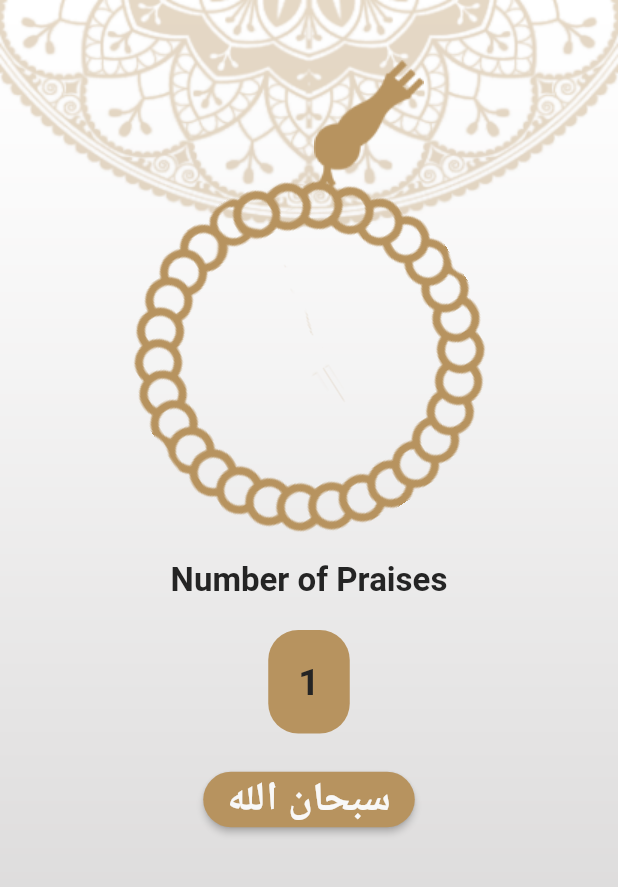
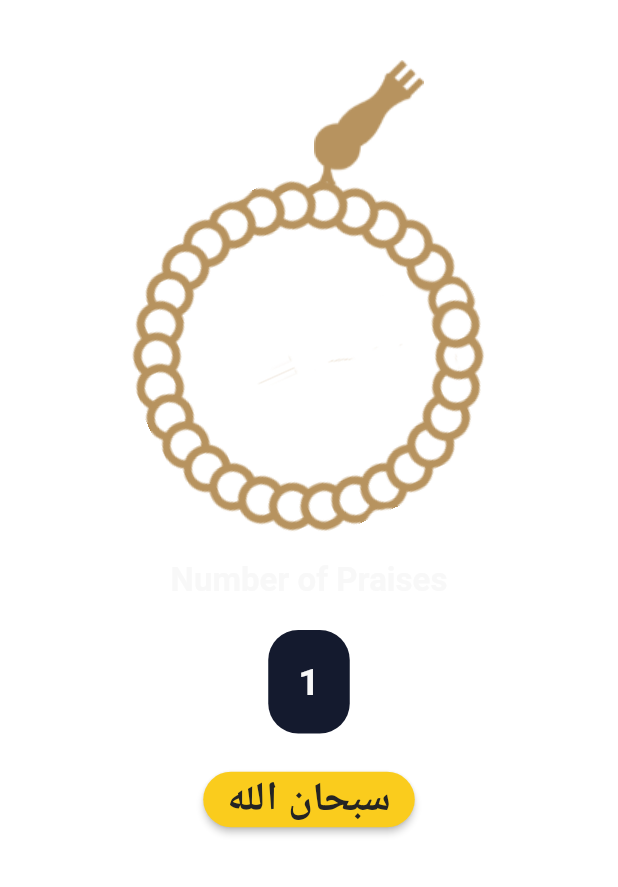
Before and after one commit to melsayed7/islami_app, a Flutter app: the SebahScreen screen opened directly, after a tap on "سبحان الله", on a phone screen of 412 x 824 dp. Shown: the top 887 px of the screen. Run offline on Flutter 3.47's test engine with Material 2 defaults, Android fonts, the phone set to English and light mode, and no system bars.

Commit message:
edit function counter in sebah screen

```diff
--- a/lib/home_screen/home_screen.dart
+++ b/lib/home_screen/home_screen.dart
@@ -27,7 +27,8 @@ class _HomeScreenState extends State<HomeScreen> {
     return Stack(
       children: [
         Image.asset(
-          'assets/images/background_image.png',
+          //'assets/images/background_image.png',
+          'assets/images/background_image_night.png',
           width: double.infinity,
           height: double.infinity,
           fit: BoxFit.fill,
@@ -40,7 +41,8 @@ class _HomeScreenState extends State<HomeScreen> {
             ),
           ),
           bottomNavigationBar: Theme(
-            data: Theme.of(context).copyWith(canvasColor: MyTheme.goldColor),
+            data:
+                Theme.of(context).copyWith(canvasColor: MyTheme.bgNavBarColor),
             child: BottomNavigationBar(
               currentIndex: currentIndex,
               onTap: (index) {
--- a/lib/home_screen/quran/surah_name_details.dart
+++ b/lib/home_screen/quran/surah_name_details.dart
@@ -10,7 +10,8 @@ class SurahNameDetails extends StatelessWidget {
         ModalRoute.of(context)?.settings.arguments as SurahNameDetailsArgs;
     return Stack(children: [
       Image.asset(
-        'assets/images/background_image.png',
+        'assets/images/background_image_night.png',
+        // 'assets/images/background_image.png',
         width: double.infinity,
         height: double.infinity,
         fit: BoxFit.fill,
--- a/lib/home_screen/sebah/sebah.dart
+++ b/lib/home_screen/sebah/sebah.dart
@@ -22,14 +22,7 @@ class _SebahScreenState extends State<SebahScreen> {
 
   @override
   Widget build(BuildContext context) {
-    return Stack(children: [
-      Image.asset(
-        'assets/images/background_image.png',
-        width: double.infinity,
-        height: double.infinity,
-        fit: BoxFit.fill,
-      ),
-      Scaffold(
+    return Scaffold(
       body: Column(
         children: [
           Stack(
@@ -54,8 +47,9 @@ class _SebahScreenState extends State<SebahScreen> {
           ),
           Text(
             'Number of Praises',
-              style:
-                  Theme.of(context).textTheme.headline2?.copyWith(fontSize: 22),
+            style: Theme.of(context).textTheme.headline2?.copyWith(
+                  fontSize: 22,
+                ),
           ),
           const SizedBox(
             height: 10,
@@ -64,7 +58,9 @@ class _SebahScreenState extends State<SebahScreen> {
             padding: const EdgeInsets.all(20),
             margin: const EdgeInsets.symmetric(vertical: 10),
             decoration: BoxDecoration(
-                  color: const Color(0xffB7935F),
+                //141A2E
+                //B7935F
+                color: const Color(0xff141A2E),
                 borderRadius: BorderRadius.circular(20)),
             child: Text('$counter',
                 style: Theme.of(context)
@@ -78,13 +74,14 @@ class _SebahScreenState extends State<SebahScreen> {
           ElevatedButton(
             onPressed: () {
               setState(() {
-                  angle += 12;
                 increaseCounter();
               });
             },
             style: ButtonStyle(
                 backgroundColor:
-                      MaterialStateProperty.all(const Color(0xffB7935F)),
+                    //Color(0xffB7935F)
+                    //Color(0xffFACC1D)
+                    MaterialStateProperty.all(const Color(0xffFACC1D)),
                 shape: MaterialStateProperty.all(RoundedRectangleBorder(
                   borderRadius: BorderRadius.circular(20),
                 ))),
@@ -92,29 +89,23 @@ class _SebahScreenState extends State<SebahScreen> {
                 style: Theme.of(context)
                     .textTheme
                     .headline2
-                      ?.copyWith(color: MyTheme.whiteColor, fontSize: 27)),
+                    ?.copyWith(color: MyTheme.blackColor, fontSize: 27)),
           ),
         ],
       ),
-      )
-    ]);
+    );
   }
 
   increaseCounter() {
-    if (counter < 32) {
     counter++;
-    } else {
-      counter = 0;
-      increaseTasbehat();
+    if (counter % 33 == 0) {
+      if (index == tasbeehat.length - 1) {
+        index = -1;
+      }
+      index++;
+    }
+    setState(() {
+      angle += 20;
+    });
   }
 }
-
-  increaseTasbehat() {
-    if (index < 5) {
-      index++;
-    }
-    if (index == 5) {
-      index = 0;
-    }
-  }
-}
--- a/lib/main.dart
+++ b/lib/main.dart
@@ -18,8 +18,8 @@ class MyApp extends StatelessWidget {
         HomeScreen.routeName: (context) => HomeScreen(),
         SurahNameDetails.routeName: (context) => SurahNameDetails(),
       },
-      theme: MyTheme.lightTheme,
-      darkTheme: MyTheme.darkTheme,
+      theme: MyTheme.darkTheme,
+      //darkTheme: MyTheme.darkTheme,
     );
   }
 }
--- a/lib/my_theme.dart
+++ b/lib/my_theme.dart
@@ -6,6 +6,8 @@ class MyTheme {
   static Color whiteColor = const Color(0xffF8F8F8);
 
   static Color goldColor = const Color(0xffB7935F);
+
+  static Color bgNavBarColor = const Color(0xff141A2E);
 
   static ThemeData lightTheme = ThemeData(
     scaffoldBackgroundColor: Colors.transparent,
@@ -34,5 +36,29 @@ class MyTheme {
     ),
   );
 
-  static ThemeData darkTheme = ThemeData();
+  static ThemeData darkTheme = ThemeData(
+    scaffoldBackgroundColor: Colors.transparent,
+    appBarTheme: AppBarTheme(
+        backgroundColor: Colors.transparent,
+        elevation: 0,
+        centerTitle: true,
+        iconTheme: IconThemeData(
+          color: whiteColor,
+        )),
+    textTheme: TextTheme(
+        headline1: TextStyle(
+          color: whiteColor,
+          fontSize: 30,
+          fontWeight: FontWeight.bold,
+        ),
+        headline2: TextStyle(
+          color: whiteColor,
+          fontSize: 22,
+          fontWeight: FontWeight.w700,
+        )),
+    bottomNavigationBarTheme: BottomNavigationBarThemeData(
+      selectedItemColor: goldColor,
+      unselectedItemColor: whiteColor,
+    ),
+  );
 }
```
Also changed, not shown: assets/images/2.0x/background_image_night@2x.png (added), assets/images/3.0x/background_image_night@3x.png (added), assets/images/background_image_night.png (added), 2 other files. Lines whose indentation alone changed are shown as unchanged.
